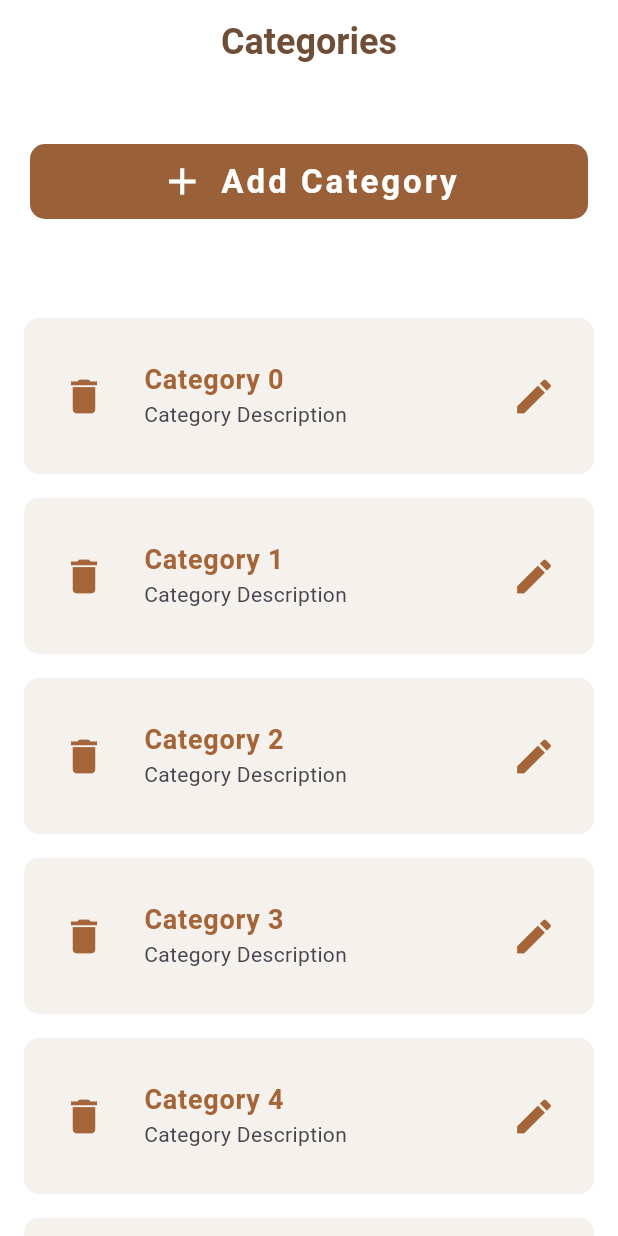
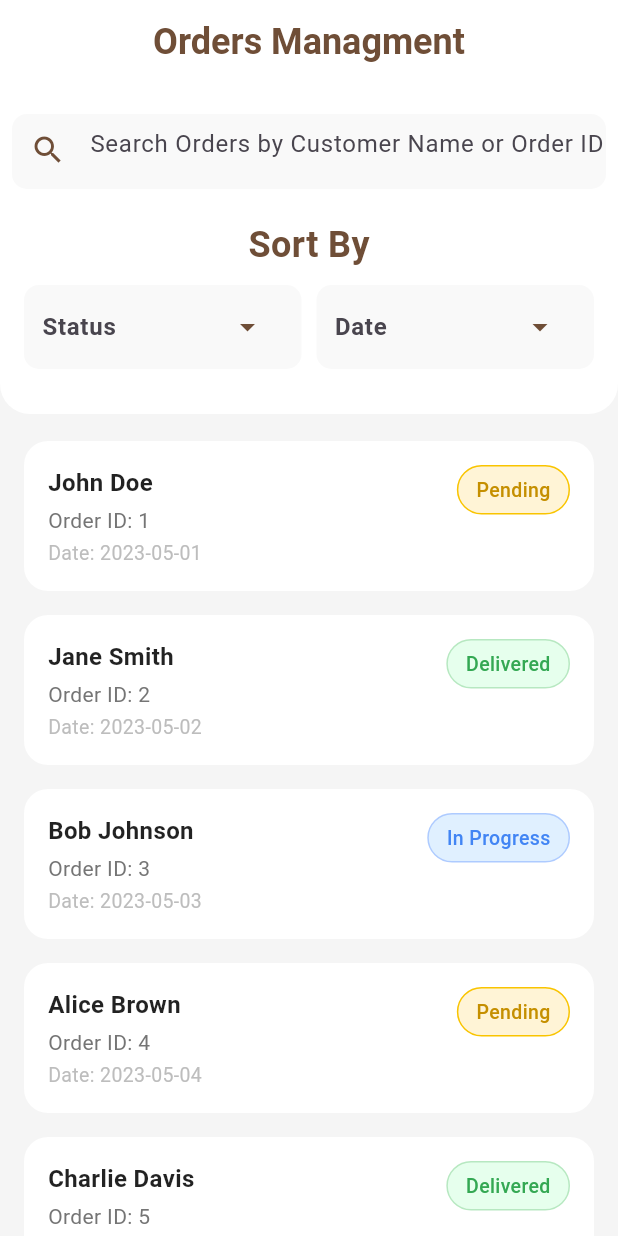
Before and after one commit to Moatasem-Official/CRUD-Mix-Cafe-App, a Flutter app: the screen it shows after launch, on a phone screen of 412 x 824 dp. Run offline on Flutter 3.47's test engine with Material 3 defaults, Android fonts, the phone set to English and light mode, and no system bars; our stand-ins replace device_preview, dotted_border.

Commit message:
Finish Admin Orders Managment Screen Ui & Refactor Code

```diff
--- a/lib/app_router.dart
+++ b/lib/app_router.dart
@@ -1,6 +1,7 @@
 import 'package:flutter/material.dart';
 import 'package:mix_cafe_app/presentation/screens/admin/categories_managment_screen.dart';
 import 'package:mix_cafe_app/presentation/screens/admin/category_products_screen.dart';
+import 'package:mix_cafe_app/presentation/screens/admin/orders_managment_screen.dart';
 import 'package:mix_cafe_app/presentation/screens/admin/product_information_form.dart';
 import 'package:mix_cafe_app/presentation/screens/customers/customer_forget_password_screen.dart';
 import 'package:mix_cafe_app/presentation/screens/customers/customer_login_screen.dart';
@@ -17,6 +18,7 @@ class AppRouter {
   static const String categoriesManagment = '/categories_managment';
   static const String categoryProducts = '/categoryProducts';
   static const String productInformationForm = '/productInformationForm';
+  static const String ordersManagment = '/ordersManagment';
   static const String customerLogin = '/customerLogin';
   static const String customerSignUp = '/customerSignUp';
   static const String forgetPassword = '/forgetPassword';
@@ -43,6 +45,8 @@ class AppRouter {
         return MaterialPageRoute(
           builder: (_) => const ProductInformationForm(),
         );
+      case ordersManagment:
+        return MaterialPageRoute(builder: (_) => const OrdersManagmentScreen());
       case customerLogin:
         return MaterialPageRoute(builder: (_) => const CustomerLoginScreen());
       case customerSignUp:
--- /dev/null
+++ b/lib/presentation/screens/admin/orders_managment_screen.dart
@@ -0,0 +1,97 @@
+import 'package:flutter/material.dart';
+import 'package:mix_cafe_app/presentation/widgets/admin/custom_order_container.dart';
+import 'package:mix_cafe_app/presentation/widgets/admin/custom_orders_drop_menu_item.dart';
+import 'package:mix_cafe_app/presentation/widgets/admin/custom_orders_screen_appbar.dart';
+
+class OrdersManagmentScreen extends StatefulWidget {
+  const OrdersManagmentScreen({super.key});
+
+  @override
+  State<OrdersManagmentScreen> createState() => _OrdersManagmentScreenState();
+}
+
+class _OrdersManagmentScreenState extends State<OrdersManagmentScreen> {
+  List orders = [
+    {"id": 1, "name": "John Doe", "date": "2023-05-01", "status": "Pending"},
+    {
+      "id": 2,
+      "name": "Jane Smith",
+      "date": "2023-05-02",
+      "status": "Delivered",
+    },
+    {
+      "id": 3,
+      "name": "Bob Johnson",
+      "date": "2023-05-03",
+      "status": "In Progress",
+    },
+    {"id": 4, "name": "Alice Brown", "date": "2023-05-04", "status": "Pending"},
+    {
+      "id": 5,
+      "name": "Charlie Davis",
+      "date": "2023-05-05",
+      "status": "Delivered",
+    },
+    {
+      "id": 6,
+      "name": "Eve Wilson",
+      "date": "2023-05-06",
+      "status": "In Progress",
+    },
+    {
+      "id": 7,
+      "name": "Frank Thompson",
+      "date": "2023-05-07",
+      "status": "Pending",
+    },
+    {
+      "id": 8,
+      "name": "Grace Martinez",
+      "date": "2023-05-08",
+      "status": "Delivered",
+    },
+    {
+      "id": 9,
+      "name": "Hank Jackson",
+      "date": "2023-05-09",
+      "status": "In Progress",
+    },
+    {
+      "id": 10,
+      "name": "Ivy Anderson",
+      "date": "2023-05-10",
+      "status": "Pending",
+    },
+  ];
+
+  @override
+  Widget build(BuildContext context) {
+    return Scaffold(
+      backgroundColor: const Color.fromARGB(255, 245, 245, 245),
+      appBar: CustomOrdersManagmentAppBar(),
+      body: SingleChildScrollView(
+        scrollDirection: Axis.vertical,
+        physics: const BouncingScrollPhysics(),
+        child: Column(
+          children: [
+            const SizedBox(height: 10),
+            ListView.builder(
+              shrinkWrap: true,
+              physics: const NeverScrollableScrollPhysics(),
+              scrollDirection: Axis.vertical,
+              itemCount: orders.length,
+              itemBuilder: (context, index) {
+                return CustomOrderContainerTemplete(
+                  orderId: orders[index]['id'].toString(),
+                  customerName: orders[index]['name'],
+                  date: orders[index]['date'],
+                  status: orders[index]['status'],
+                );
+              },
+            ),
+          ],
+        ),
+      ),
+    );
+  }
+}
--- a/lib/presentation/screens/splash_screen.dart
+++ b/lib/presentation/screens/splash_screen.dart
@@ -14,7 +14,7 @@ class _SplashScreenState extends State<SplashScreen> {
     super.initState();
     Future.delayed(const Duration(seconds: 5), () {
       if (!mounted) return;
-      Navigator.pushReplacementNamed(context, '/categories_managment');
+      Navigator.pushReplacementNamed(context, '/ordersManagment');
     });
   }
 
--- /dev/null
+++ b/lib/presentation/widgets/admin/custom_order_container.dart
@@ -0,0 +1,91 @@
+import 'package:flutter/material.dart';
+
+class CustomOrderContainerTemplete extends StatelessWidget {
+  const CustomOrderContainerTemplete({
+    super.key,
+    required this.customerName,
+    required this.orderId,
+    required this.date,
+    required this.status,
+  });
+
+  final String customerName;
+  final String orderId;
+  final String date;
+  final String status;
+
+  @override
+  Widget build(BuildContext context) {
+    return Container(
+      height: 100,
+      margin: const EdgeInsets.symmetric(vertical: 8, horizontal: 16),
+      padding: const EdgeInsets.all(16),
+      decoration: BoxDecoration(
+        color: Colors.white,
+        borderRadius: BorderRadius.circular(16),
+      ),
+      child: Row(
+        crossAxisAlignment: CrossAxisAlignment.start,
+        mainAxisAlignment: MainAxisAlignment.spaceBetween,
+        children: [
+          // Left side: customer info
+          Column(
+            crossAxisAlignment: CrossAxisAlignment.start,
+            children: [
+              Text(
+                customerName,
+                style: const TextStyle(
+                  fontWeight: FontWeight.bold,
+                  fontSize: 16,
+                  color: Colors.black87,
+                ),
+              ),
+              const SizedBox(height: 4),
+              Text(
+                'Order ID: $orderId',
+                style: TextStyle(color: Colors.grey.shade600, fontSize: 14),
+              ),
+              const SizedBox(height: 2),
+              Text(
+                'Date: $date',
+                style: TextStyle(color: Colors.grey.shade400, fontSize: 13),
+              ),
+            ],
+          ),
+
+          // Right side: Status badge
+          Container(
+            padding: const EdgeInsets.symmetric(horizontal: 12, vertical: 6),
+            decoration: BoxDecoration(
+              color: status == 'Pending'
+                  ? const Color(0xFFFFF4D6)
+                  : status == 'In Progress'
+                  ? Color(0xFFE0F0FF)
+                  : Color(0xFFE6FFED),
+              border: Border.all(
+                color: status == 'Pending'
+                    ? const Color(0xFFF9C400)
+                    : status == 'In Progress'
+                    ? const Color(0xFFAECBFF)
+                    : const Color(0xFFB7E8C1),
+              ),
+              borderRadius: BorderRadius.circular(20),
+            ),
+            child: Text(
+              status,
+              style: TextStyle(
+                color: status == 'Pending'
+                    ? Color(0xFFC58F00)
+                    : status == 'In Progress'
+                    ? Color(0xFF4285F4)
+                    : Color(0xFF34A853),
+                fontWeight: FontWeight.w500,
+                fontSize: 13,
+              ),
+            ),
+          ),
+        ],
+      ),
+    );
+  }
+}
--- /dev/null
+++ b/lib/presentation/widgets/admin/custom_orders_drop_menu_item.dart
@@ -0,0 +1,58 @@
+import 'package:flutter/material.dart';
+
+class CustomOrdersDropdownMenuItem extends StatelessWidget {
+  const CustomOrdersDropdownMenuItem({
+    super.key,
+    required this.menuHintText,
+    required this.value1,
+    required this.value2,
+    required this.value3,
+    required this.label1,
+    required this.label2,
+    required this.label3,
+  });
+
+  final String menuHintText;
+  final String value1, value2, value3;
+  final String label1, label2, label3;
+
+  @override
+  Widget build(BuildContext context) {
+    return Container(
+      decoration: BoxDecoration(
+        color: const Color(0xFFF9F9F9),
+        borderRadius: BorderRadius.circular(10),
+      ),
+      child: Padding(
+        padding: const EdgeInsets.fromLTRB(12, 0, 8, 0),
+        child: DropdownMenu<String>(
+          hintText: menuHintText,
+          textStyle: const TextStyle(
+            color: Color(0xFF6F4E37),
+            fontWeight: FontWeight.bold,
+          ),
+          inputDecorationTheme: const InputDecorationTheme(
+            border: InputBorder.none,
+            enabledBorder: InputBorder.none,
+            focusedBorder: InputBorder.none,
+          ),
+          trailingIcon: Icon(Icons.arrow_drop_down, color: Color(0xFF6F4E37)),
+          menuStyle: MenuStyle(
+            backgroundColor: WidgetStatePropertyAll(Color(0xFFF9F9F9)),
+            elevation: WidgetStatePropertyAll(6),
+            shape: WidgetStatePropertyAll(
+              RoundedRectangleBorder(
+                borderRadius: BorderRadius.all(Radius.circular(10)),
+              ),
+            ),
+          ),
+          dropdownMenuEntries: [
+            DropdownMenuEntry(value: value1, label: label1),
+            DropdownMenuEntry(value: value2, label: label2),
+            DropdownMenuEntry(value: value3, label: label3),
+          ],
+        ),
+      ),
+    );
+  }
+}
--- /dev/null
+++ b/lib/presentation/widgets/admin/custom_orders_screen_appbar.dart
@@ -0,0 +1,100 @@
+import 'package:flutter/material.dart';
+import 'package:mix_cafe_app/presentation/widgets/admin/custom_orders_drop_menu_item.dart';
+
+class CustomOrdersManagmentAppBar extends StatelessWidget
+    implements PreferredSizeWidget {
+  const CustomOrdersManagmentAppBar({super.key});
+
+  @override
+  Widget build(BuildContext context) {
+    return Container(
+      decoration: const BoxDecoration(
+        color: Colors.white,
+        borderRadius: BorderRadius.only(
+          bottomLeft: Radius.circular(20),
+          bottomRight: Radius.circular(20),
+        ),
+      ),
+      child: Column(
+        children: [
+          AppBar(
+            automaticallyImplyLeading: true,
+            surfaceTintColor: Colors.white,
+            backgroundColor: Colors.white,
+            centerTitle: true,
+            title: const Text(
+              'Orders Managment',
+              style: TextStyle(
+                color: Color(0xFF6F4E37),
+                fontSize: 24,
+                fontWeight: FontWeight.bold,
+              ),
+            ),
+            elevation: 0,
+          ),
+          const SizedBox(height: 20),
+          Padding(
+            padding: const EdgeInsets.fromLTRB(8, 0, 8, 20),
+            child: Container(
+              width: double.infinity,
+              height: 50,
+              decoration: BoxDecoration(
+                color: const Color(0xFFF9F9F9),
+                borderRadius: BorderRadius.circular(10),
+              ),
+              child: TextField(
+                decoration: const InputDecoration(
+                  border: InputBorder.none,
+                  hintText: 'Search Orders by Customer Name or Order ID',
+                  prefixIcon: Icon(Icons.search, color: Color(0xFF6F4E37)),
+                ),
+              ),
+            ),
+          ),
+          Text(
+            'Sort By',
+            style: TextStyle(
+              fontSize: 24,
+              fontWeight: FontWeight.bold,
+              color: const Color(0xFF6F4E37),
+            ),
+          ),
+          const SizedBox(height: 10),
+          Padding(
+            padding: const EdgeInsets.fromLTRB(16, 0, 16, 20),
+            child: Row(
+              children: const [
+                Expanded(
+                  child: CustomOrdersDropdownMenuItem(
+                    menuHintText: 'Status',
+                    label1: 'Pending',
+                    label2: 'In Progress',
+                    label3: 'Delivered',
+                    value1: 'Pending',
+                    value2: 'In Progress',
+                    value3: 'Delivered',
+                  ),
+                ),
+                SizedBox(width: 10),
+                Expanded(
+                  child: CustomOrdersDropdownMenuItem(
+                    menuHintText: 'Date',
+                    label1: 'Today',
+                    label2: 'This Week',
+                    label3: 'This Month',
+                    value1: 'Today',
+                    value2: 'This Week',
+                    value3: 'This Month',
+                  ),
+                ),
+              ],
+            ),
+          ),
+        ],
+      ),
+    );
+  }
+
+  @override
+  Size get preferredSize => const Size.fromHeight(kToolbarHeight + 220);
+}
--- a/pubspec.yaml
+++ b/pubspec.yaml
@@ -12,6 +12,7 @@ dependencies:
   flutter:
     sdk: flutter
   font_awesome_flutter: ^10.8.0
+  local_hero_transform: ^1.0.6
 
 dev_dependencies:
   flutter_lints: ^5.0.0
```
Also changed, not shown: pubspec.lock.
